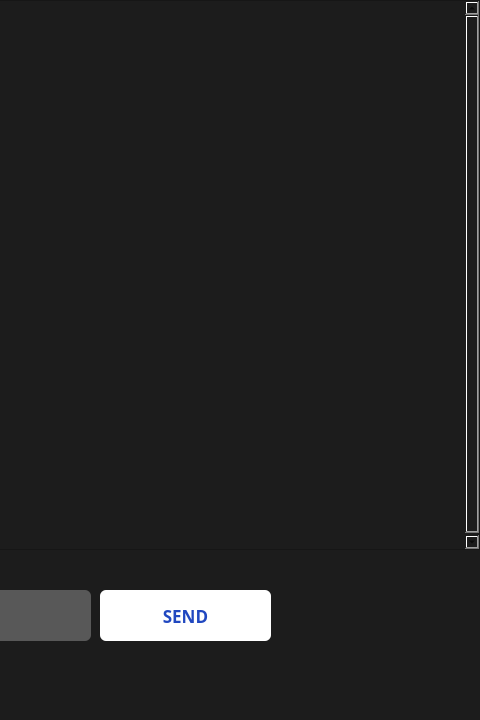
This is front-end/chatbot/mainwindow.ui in aayush-wav/lgsf-project as Qt 5 draws it before an edit; both pictures show x 800 to 1280 and y 0 to 720 of the 1280 by 720 pixel window. The edited form follows.
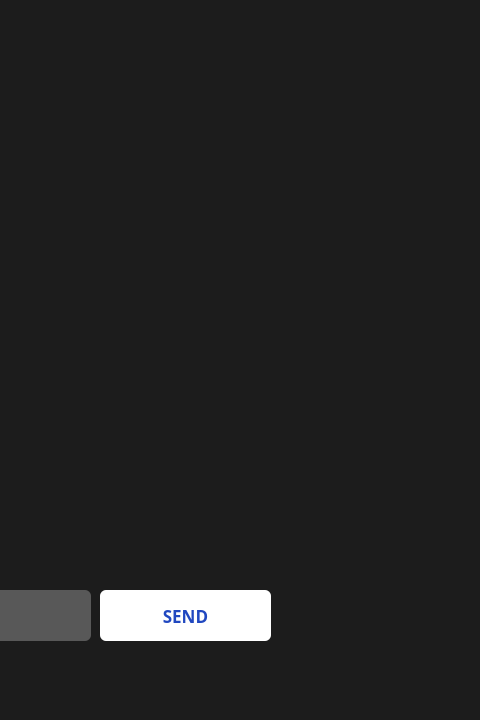
This is the edited form.

```diff
--- a/front-end/chatbot/mainwindow.ui
+++ b/front-end/chatbot/mainwindow.ui
@@ -110,12 +110,33 @@
       <height>550</height>
      </rect>
     </property>
+    <property name="sizePolicy">
+     <sizepolicy hsizetype="Preferred" vsizetype="Preferred">
+      <horstretch>0</horstretch>
+      <verstretch>0</verstretch>
+     </sizepolicy>
+    </property>
     <property name="minimumSize">
      <size>
       <width>1280</width>
       <height>550</height>
      </size>
     </property>
+    <property name="font">
+     <font>
+      <family>0xProto Nerd Font</family>
+      <pointsize>14</pointsize>
+     </font>
+    </property>
+    <property name="frameShape">
+     <enum>QFrame::Shape::NoFrame</enum>
+    </property>
+    <property name="frameShadow">
+     <enum>QFrame::Shadow::Plain</enum>
+    </property>
+    <property name="verticalScrollBarPolicy">
+     <enum>Qt::ScrollBarPolicy::ScrollBarAsNeeded</enum>
+    </property>
     <property name="widgetResizable">
      <bool>true</bool>
     </property>
@@ -124,7 +145,7 @@
       <rect>
        <x>0</x>
        <y>0</y>
-       <width>1261</width>
+       <width>1280</width>
        <height>550</height>
       </rect>
      </property>
@@ -134,6 +155,12 @@
        <height>550</height>
       </size>
      </property>
+     <property name="font">
+      <font>
+       <family>0xProto Nerd Font</family>
+       <pointsize>14</pointsize>
+      </font>
+     </property>
      <widget class="QWidget" name="verticalLayoutWidget">
       <property name="geometry">
        <rect>
```
